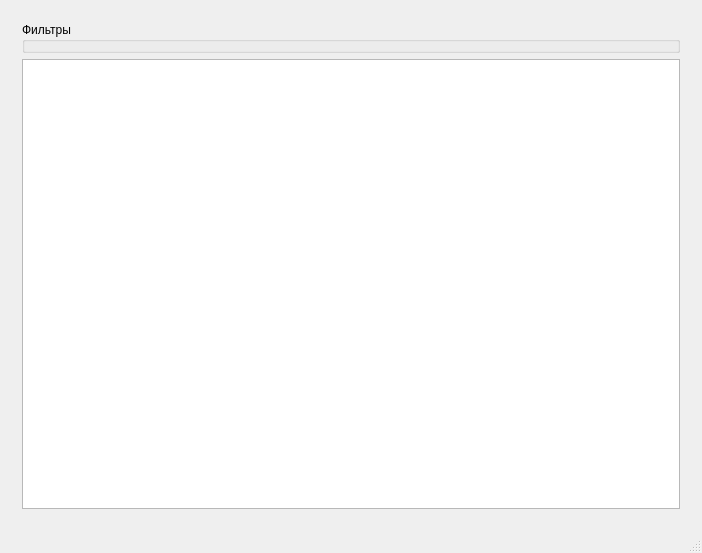
This is mainwindow.ui in Dixaba/qtdbprogram as Qt 5 draws it before an edit. The edited form follows.
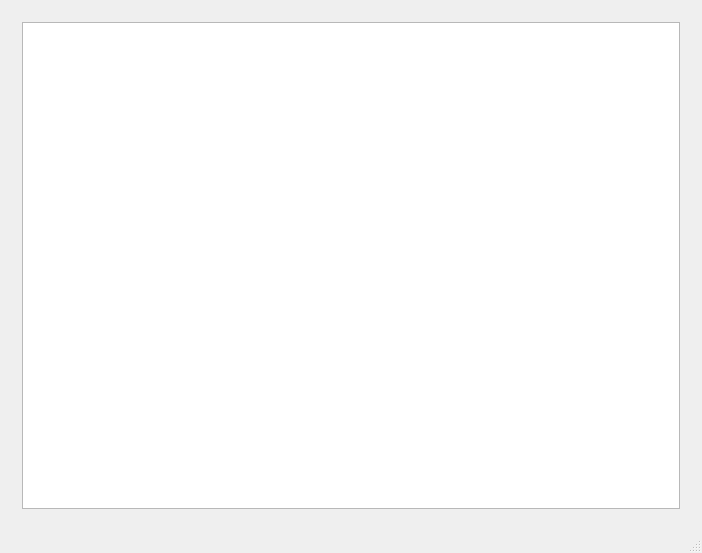
This is the edited form. The open tabs and pages were chosen to show the change.

```diff
--- a/mainwindow.ui
+++ b/mainwindow.ui
@@ -535,15 +535,8 @@
       </widget>
       <widget class="QWidget" name="pageWork">
        <layout class="QGridLayout" name="gridLayout_3">
-        <item row="1" column="0">
-         <widget class="QTableView" name="tableView"/>
-        </item>
         <item row="0" column="0">
-         <widget class="QGroupBox" name="groupBox">
-          <property name="title">
-           <string>Фильтры</string>
-          </property>
-         </widget>
+         <widget class="QTableView" name="tableView"/>
         </item>
        </layout>
       </widget>
```
